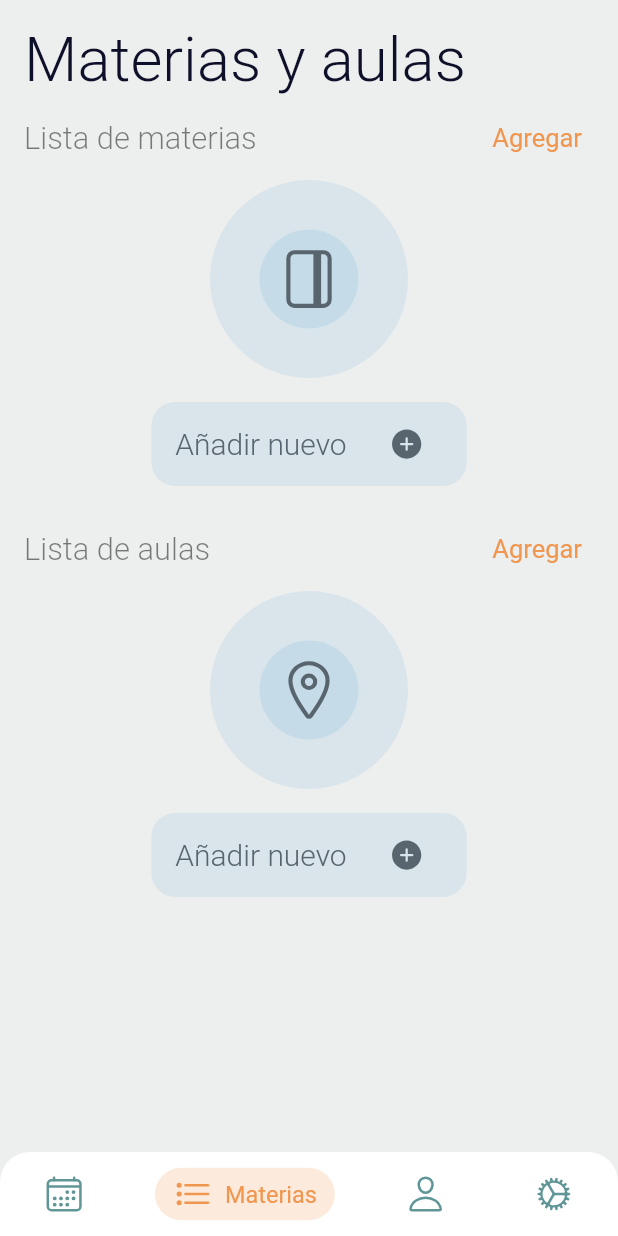
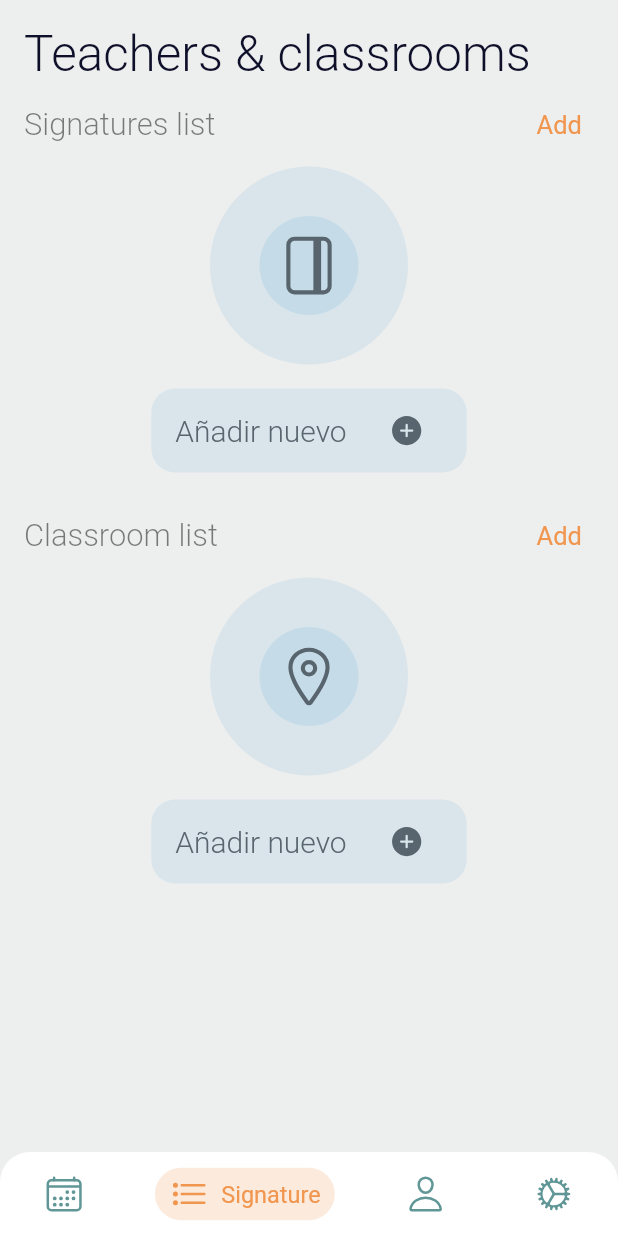
Before and after one commit to Stratovarius93/go_class_app, a Flutter app: the MainIndex screen opened by its route, item 2 of the bottom bar chosen, on a phone screen of 412 x 824 dp. Run offline on Flutter 3.47's test engine with Material 2 defaults, Android fonts, the phone set to English and light mode, and no system bars; drawn by our look-alikes of persistent_bottom_nav_bar; our stand-ins replace adaptive_theme, bloc, flutter_bloc, google_fonts, ionicons, sembast and 1 more; missing offline and left inert: flutter_phone_direct_caller, min_id; generated files the repository leaves out were written again.

Commit message:
Added loacalizations 1.0

```diff
--- /dev/null
+++ b/l10n.yaml
@@ -0,0 +1,3 @@
+arb-dir: lib/l10n
+template-arb-file: app_en.arb
+output-localization-file: app_localizations.dart
--- a/lib/bloc/schedule/schedule_bloc.dart
+++ b/lib/bloc/schedule/schedule_bloc.dart
@@ -168,17 +168,11 @@ Future<List<DayScheduleModel>> _updateListStore(
 }
 
 List<ItemScheduleModel> scheduleList0 = [];
-
 List<ItemScheduleModel> scheduleList1 = [];
-
 List<ItemScheduleModel> scheduleList2 = [];
-
 List<ItemScheduleModel> scheduleList3 = [];
-
 List<ItemScheduleModel> scheduleList4 = [];
-
 List<ItemScheduleModel> scheduleList5 = [];
-
 List<ItemScheduleModel> scheduleList6 = [];
 
 List<DayScheduleModel> _scheduleListGeneralData = [
--- a/lib/bloc/weekDays/weekDays_event.dart
+++ b/lib/bloc/weekDays/weekDays_event.dart
@@ -16,7 +16,11 @@ class EditDayVisible extends WeekDaysEvent {
   EditDayVisible(this.visible, this.position);
 }
 
-class CurrentDay extends WeekDaysEvent {}
+class CurrentDay extends WeekDaysEvent {
+  final BuildContext context;
+
+  CurrentDay(this.context);
+}
 
 class LoadDays extends WeekDaysEvent {}
 
--- a/lib/models/day/day_model.dart
+++ b/lib/models/day/day_model.dart
@@ -5,7 +5,7 @@ part 'day_model.g.dart';
 @JsonSerializable()
 class DayModel {
   String id;
-  String name;
+  int name;
   bool enable;
   bool visible;
 
--- a/lib/widgets/generics/title.dart
+++ b/lib/widgets/generics/title.dart
@@ -14,7 +14,7 @@ class GenericTitle extends StatelessWidget {
       overflow: TextOverflow.ellipsis,
       style: AppFont.font(TextStyle(
           color: Theme.of(context).textTheme.headline1!.color,
-          fontSize: screenWidth(context) * 0.1,
+          fontSize: screenWidth(context) * 0.08,
           fontWeight: FontWeight.w300)),
     );
   }
--- a/lib/widgets/pages/mainIndex.dart
+++ b/lib/widgets/pages/mainIndex.dart
@@ -9,6 +9,7 @@ import 'package:go_class_app/widgets/pages/mainPage4/mainPage4.dart';
 import 'package:go_class_app/widgets/utils/fontTextStyle.dart';
 import 'package:ionicons/ionicons.dart';
 import 'package:persistent_bottom_nav_bar/persistent-tab-view.dart';
+import 'package:flutter_gen/gen_l10n/app_localizations.dart';
 
 //PersistentTabController _controller;
 
@@ -40,10 +41,14 @@ class _MainIndexState extends State<MainIndex> {
       )
     ];
     _elementItemIconList = [
-      ElementItemIcon(Ionicons.calendar_outline, 'Horario'),
-      ElementItemIcon(Ionicons.list_outline, 'Materias'),
-      ElementItemIcon(Ionicons.person_outline, 'Docentes'),
-      ElementItemIcon(Ionicons.cog_outline, 'Ajustes'),
+      ElementItemIcon(Ionicons.calendar_outline,
+          AppLocalizations.of(context)!.bottomNavigation_1),
+      ElementItemIcon(Ionicons.list_outline,
+          AppLocalizations.of(context)!.bottomNavigation_2),
+      ElementItemIcon(Ionicons.person_outline,
+          AppLocalizations.of(context)!.bottomNavigation_3),
+      ElementItemIcon(Ionicons.cog_outline,
+          AppLocalizations.of(context)!.bottomNavigation_4),
     ];
     _iconSize = screenWidth(context) * 0.065;
     return AnnotatedRegion(
--- a/lib/widgets/pages/mainPage1/listSignatures.dart
+++ b/lib/widgets/pages/mainPage1/listSignatures.dart
@@ -84,7 +84,7 @@ class _AddNewSignature extends StatelessWidget {
           ),
           child: Row(mainAxisAlignment: MainAxisAlignment.center, children: [
             Text(
-              'Añadir asignatura',
+              '${AppLocalizations.of(context)!.mainPage1_addSignature}',
               style: AppFont.font(TextStyle(
                   color: Color(0xFF59656e),
                   fontSize: 20,
--- a/lib/widgets/pages/mainPage2/mainPage2.dart
+++ b/lib/widgets/pages/mainPage2/mainPage2.dart
@@ -22,6 +22,7 @@ import 'package:go_class_app/widgets/utils/fontTextStyle.dart';
 import 'package:ionicons/ionicons.dart';
 import 'package:share/share.dart';
 import 'package:url_launcher/url_launcher.dart';
+import 'package:flutter_gen/gen_l10n/app_localizations.dart';
 
 part 'signatures.dart';
 part 'roomClass.dart';
@@ -56,7 +57,7 @@ class _MainPage2State extends State<MainPage2> {
                 Padding(
                   padding: const EdgeInsets.all(16),
                   child: GenericTitle(
-                    title: 'Materias y aulas',
+                    title: AppLocalizations.of(context)!.mainPage2_title,
                   ),
                 ),
                 Padding(
@@ -66,7 +67,8 @@ class _MainPage2State extends State<MainPage2> {
                       mainAxisAlignment: MainAxisAlignment.spaceBetween,
                       children: [
                         GenericSubtitle(
-                          title: 'Lista de materias',
+                          title: AppLocalizations.of(context)!
+                              .mainPage2_listSignature,
                         ),
                         BlocBuilder<SignaturesBloc, SignaturesState>(
                           builder: (context, state) => Padding(
@@ -77,8 +79,8 @@ class _MainPage2State extends State<MainPage2> {
                                     context, _formKeyAdd);
                               },
                               child: GenericActionTextRight(
-                                title: 'Agregar',
-                              ),
+                                  title:
+                                      AppLocalizations.of(context)!.button_add),
                             ),
                           ),
                         ),
@@ -98,8 +100,8 @@ class _MainPage2State extends State<MainPage2> {
                       mainAxisAlignment: MainAxisAlignment.spaceBetween,
                       children: [
                         GenericSubtitle(
-                          title: 'Lista de aulas',
-                        ),
+                            title: AppLocalizations.of(context)!
+                                .mainPage2_listRoom),
                         Padding(
                           padding: const EdgeInsets.only(right: 8),
                           child: GestureDetector(
@@ -110,8 +112,8 @@ class _MainPage2State extends State<MainPage2> {
                               );
                             },
                             child: GenericActionTextRight(
-                              title: 'Agregar',
-                            ),
+                                title:
+                                    AppLocalizations.of(context)!.button_add),
                           ),
                         ),
                       ]),
--- a/lib/widgets/pages/mainPage3/mainPage3.dart
+++ b/lib/widgets/pages/mainPage3/mainPage3.dart
@@ -16,6 +16,7 @@ import 'package:go_class_app/widgets/generics/snackBar.dart';
 import 'package:go_class_app/widgets/generics/subtitle.dart';
 import 'package:go_class_app/widgets/generics/title.dart';
 import 'package:go_class_app/widgets/utils/fontTextStyle.dart';
+import 'package:flutter_gen/gen_l10n/app_localizations.dart';
 import 'package:ionicons/ionicons.dart';
 
 class MainPage3 extends StatefulWidget {
@@ -48,8 +49,7 @@ class _MainPage3State extends State<MainPage3> {
                 Padding(
                   padding: const EdgeInsets.all(16),
                   child: GenericTitle(
-                    title: 'Docentes',
-                  ),
+                      title: AppLocalizations.of(context)!.mainPage3_title),
                 ),
                 Padding(
                   padding: const EdgeInsets.only(
@@ -58,8 +58,8 @@ class _MainPage3State extends State<MainPage3> {
                       mainAxisAlignment: MainAxisAlignment.spaceBetween,
                       children: [
                         GenericSubtitle(
-                          title: 'Lista de profesores',
-                        ),
+                            title: AppLocalizations.of(context)!
+                                .mainPage3_listTeacher),
                         Padding(
                           padding: const EdgeInsets.only(right: 8),
                           child: GestureDetector(
@@ -70,8 +70,8 @@ class _MainPage3State extends State<MainPage3> {
                               );
                             },
                             child: GenericActionTextRight(
-                              title: 'Agregar',
-                            ),
+                                title:
+                                    AppLocalizations.of(context)!.button_add),
                           ),
                         ),
                       ]),
--- a/pubspec.yaml
+++ b/pubspec.yaml
@@ -80,14 +80,15 @@ dependencies:
 dev_dependencies:
   flutter_test:
     sdk: flutter
-  json_serializable: ^4.1.3
-  build_runner: ^2.0.5
+  #json_serializable: ^4.1.3
+  #build_runner: ^2.0.5
 
 # For information on the generic Dart part of this file, see the
 # following page: https://dart.dev/tools/pub/pubspec
 
 # The following section is specific to Flutter.
 flutter:
+  generate: true
 
   # The following line ensures that the Material Icons font is
   # included with your application, so that you can use the icons in
```
Also changed, not shown: lib/bloc/weekDays/weekDays_bloc.dart (+28 -11 lines), lib/l10n/app_en.arb (added, +79 -0 lines), lib/l10n/app_es.arb (added, +79 -0 lines), lib/main.dart (+8 -1 lines), lib/widgets/pages/mainPage1/daysWeek.dart (+10 -1 lines), lib/widgets/pages/mainPage1/mainPage1.dart (+7 -4 lines), lib/widgets/pages/mainPage4/mainPage4.dart (+30 -20 lines), lib/models/day/day_model.g.dart, pubspec.lock.
